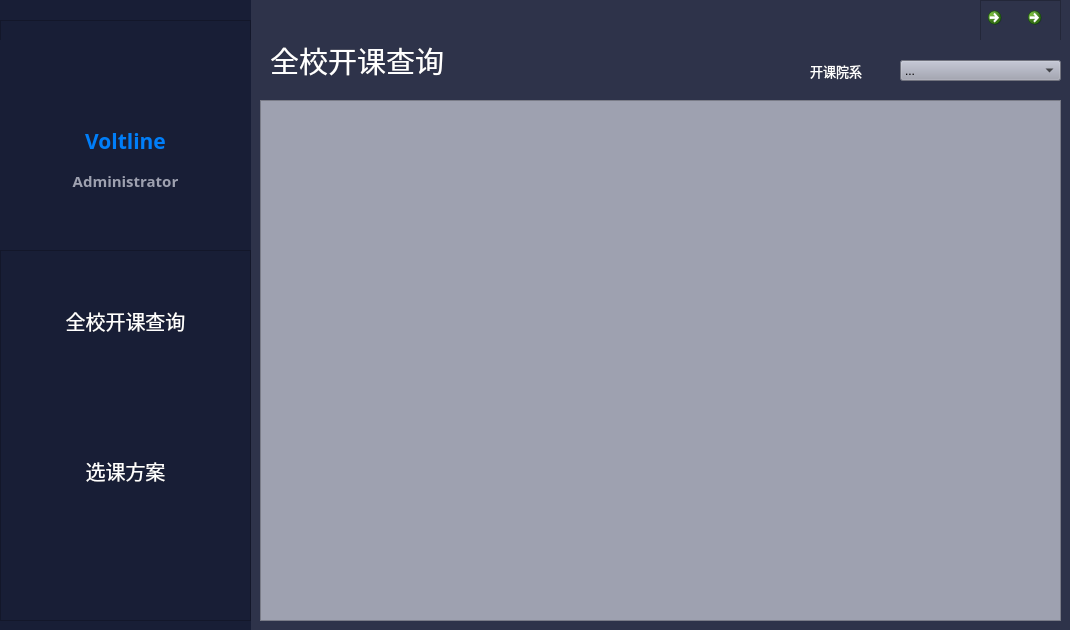
First picture: the form in mainwindow.ui, repository Voltline/Wisdom-Academic-Affairs, before the edit.
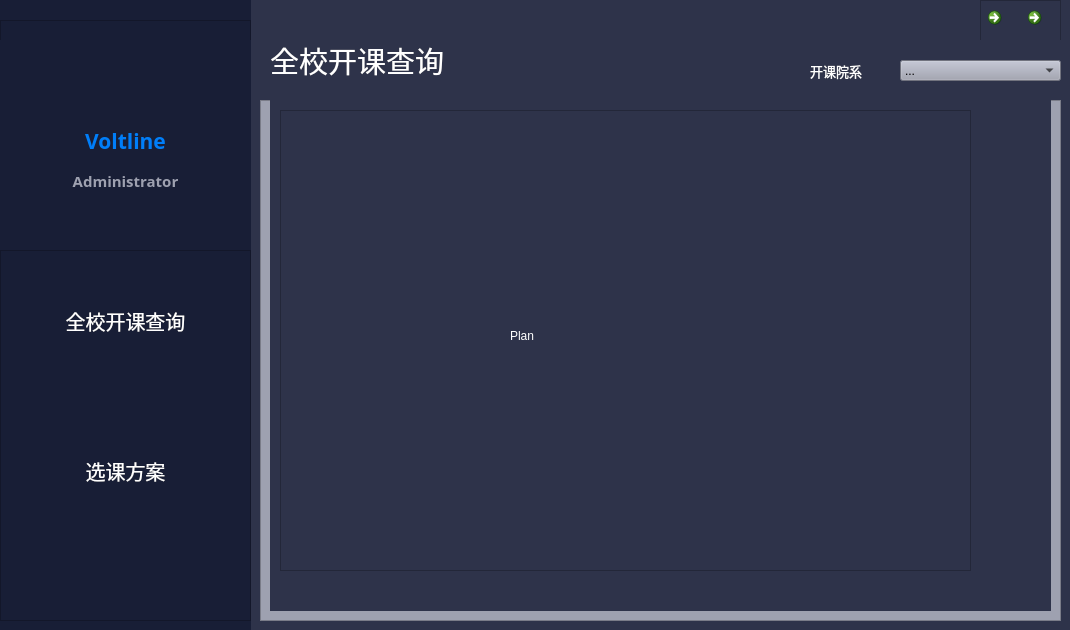
Second picture: the form after the edit. Icons and pictures are not drawn.

```diff
--- a/mainwindow.ui
+++ b/mainwindow.ui
@@ -485,8 +485,8 @@
      <rect>
       <x>270</x>
       <y>100</y>
-      <width>711</width>
-      <height>481</height>
+      <width>781</width>
+      <height>511</height>
      </rect>
     </property>
     <widget class="QTableView" name="Plan_2">
@@ -516,10 +516,6 @@
      </property>
     </widget>
    </widget>
-   <zorder>Left</zorder>
-   <zorder>frame</zorder>
-   <zorder>Plan</zorder>
-   <zorder>ClassTable</zorder>
   </widget>
  </widget>
  <resources>
```
